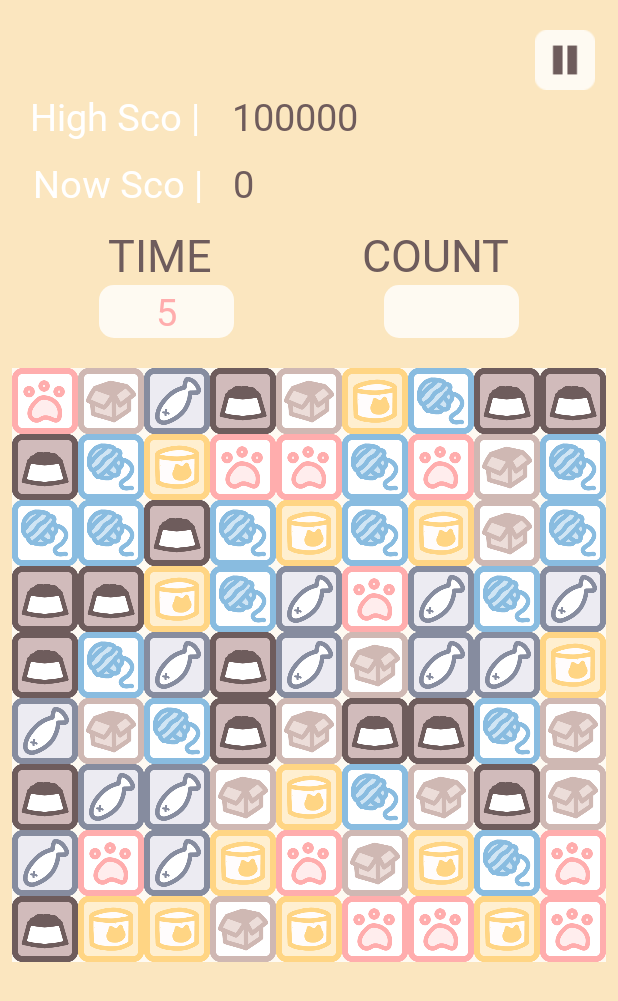
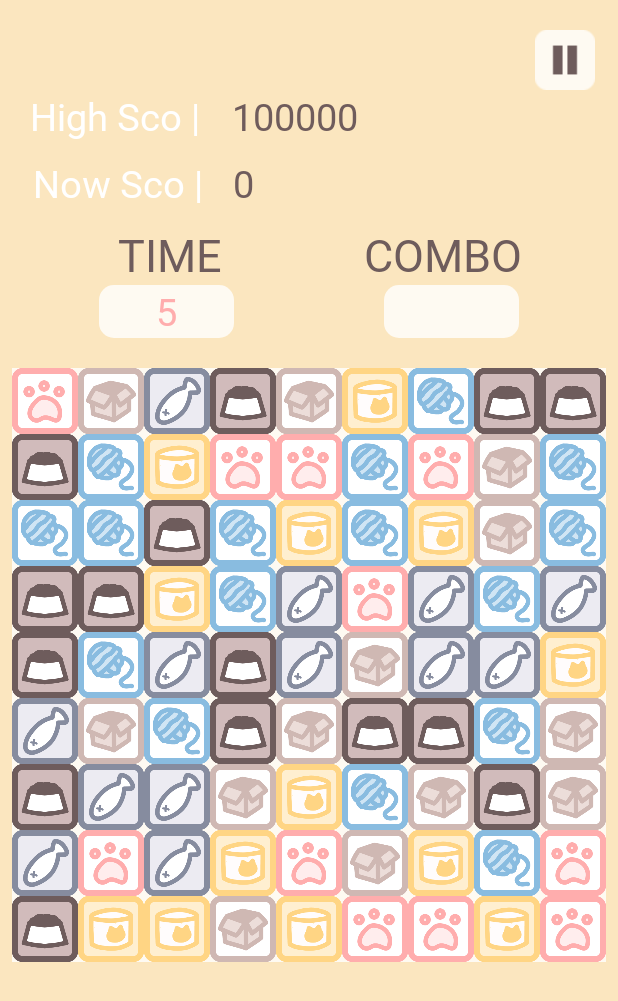
Before and after one commit to isdiscodead/nyang_crush, an Android app: the GameActivity screen opened directly, with no data from a screen before it, on a phone screen of 412 x 824 dp. Shown: the top 1001 px of the screen. Run offline under Robolectric (Android 15) with nearby library versions, the light colour scheme and no system bars; our stand-ins replace data binding.

Commit message:
[ 지원 ] 게임 xml 수정

```diff
--- a/NyangCrush/app/src/main/res/layout/activity_game.xml
+++ b/NyangCrush/app/src/main/res/layout/activity_game.xml
@@ -96,6 +96,8 @@
                 android:layout_height="match_parent"
                 android:fontFamily="@font/black_han_sans"
                 android:text="TIME"
+                android:paddingLeft="15dp"
+                android:layout_marginRight="-15dp"
                 android:textColor="#6E5C5C"
                 android:textSize="30dp" />
 
@@ -103,9 +105,9 @@
                 android:layout_width="wrap_content"
                 android:textColor="#6E5C5C"
                 android:textSize="30dp"
-                android:text="COUNT"
+                android:text="COMBO"
                 android:fontFamily="@font/black_han_sans"
-                android:layout_marginLeft="100dp"/>
+                android:layout_marginLeft="110dp"/>
 
         </LinearLayout>
 
```
